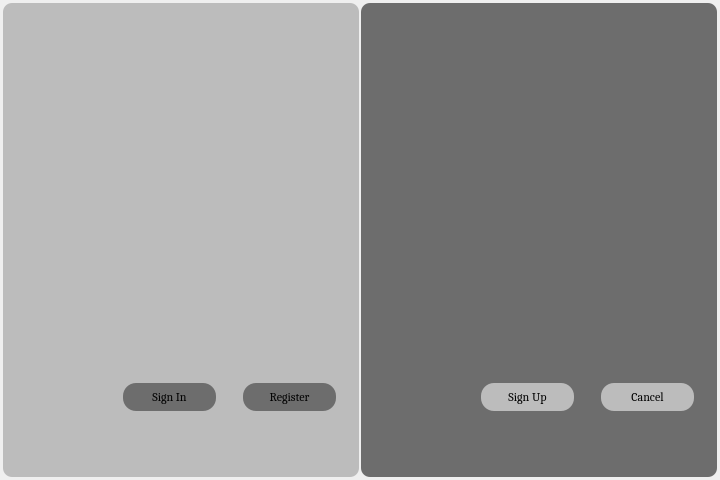
Above: login.ui from cdghhhiilnnotu/Face-Attendance-CLIENT before the change. Below: the same form after it.
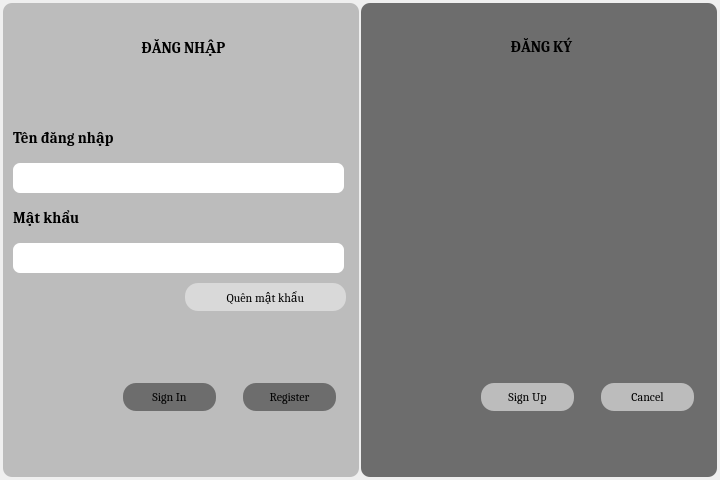
That is the form after the change.

What changed in the file:
```diff
--- a/login.ui
+++ b/login.ui
@@ -136,6 +136,167 @@
            <string>Register</string>
           </property>
          </widget>
+         <widget class="QLineEdit" name="signin_username_input">
+          <property name="geometry">
+           <rect>
+            <x>10</x>
+            <y>160</y>
+            <width>331</width>
+            <height>30</height>
+           </rect>
+          </property>
+          <property name="font">
+           <font>
+            <family>Cambria</family>
+            <pointsize>10</pointsize>
+           </font>
+          </property>
+          <property name="styleSheet">
+           <string notr="true">background-color: rgb(255, 255, 255);
+border-radius: 7px;</string>
+          </property>
+          <property name="text">
+           <string/>
+          </property>
+         </widget>
+         <widget class="QLineEdit" name="signin_password_input">
+          <property name="geometry">
+           <rect>
+            <x>10</x>
+            <y>240</y>
+            <width>331</width>
+            <height>30</height>
+           </rect>
+          </property>
+          <property name="font">
+           <font>
+            <family>Cambria</family>
+            <pointsize>10</pointsize>
+           </font>
+          </property>
+          <property name="styleSheet">
+           <string notr="true">background-color: rgb(255, 255, 255);
+border-radius: 7px;</string>
+          </property>
+          <property name="text">
+           <string/>
+          </property>
+         </widget>
+         <widget class="QLabel" name="signin_username_label">
+          <property name="geometry">
+           <rect>
+            <x>10</x>
+            <y>120</y>
+            <width>261</width>
+            <height>28</height>
+           </rect>
+          </property>
+          <property name="font">
+           <font>
+            <family>Cambria</family>
+            <pointsize>11</pointsize>
+            <weight>75</weight>
+            <bold>true</bold>
+            <underline>false</underline>
+           </font>
+          </property>
+          <property name="layoutDirection">
+           <enum>Qt::LeftToRight</enum>
+          </property>
+          <property name="styleSheet">
+           <string notr="true"/>
+          </property>
+          <property name="text">
+           <string>Tên đăng nhập</string>
+          </property>
+          <property name="alignment">
+           <set>Qt::AlignLeading|Qt::AlignLeft|Qt::AlignVCenter</set>
+          </property>
+         </widget>
+         <widget class="QLabel" name="signin_password_label">
+          <property name="geometry">
+           <rect>
+            <x>10</x>
+            <y>200</y>
+            <width>261</width>
+            <height>28</height>
+           </rect>
+          </property>
+          <property name="font">
+           <font>
+            <family>Cambria</family>
+            <pointsize>11</pointsize>
+            <weight>75</weight>
+            <bold>true</bold>
+            <underline>false</underline>
+           </font>
+          </property>
+          <property name="layoutDirection">
+           <enum>Qt::LeftToRight</enum>
+          </property>
+          <property name="styleSheet">
+           <string notr="true"/>
+          </property>
+          <property name="text">
+           <string>Mật khẩu</string>
+          </property>
+          <property name="alignment">
+           <set>Qt::AlignLeading|Qt::AlignLeft|Qt::AlignVCenter</set>
+          </property>
+         </widget>
+         <widget class="QPushButton" name="signin_forgot_password_btn">
+          <property name="geometry">
+           <rect>
+            <x>182</x>
+            <y>280</y>
+            <width>161</width>
+            <height>28</height>
+           </rect>
+          </property>
+          <property name="font">
+           <font>
+            <family>Cambria</family>
+           </font>
+          </property>
+          <property name="styleSheet">
+           <string notr="true">border-radius: 13px;
+background-color: rgba(255, 255, 255, 109);</string>
+          </property>
+          <property name="text">
+           <string>Quên mật khẩu</string>
+          </property>
+         </widget>
+         <widget class="QLabel" name="signin_name_label">
+          <property name="geometry">
+           <rect>
+            <x>50</x>
+            <y>30</y>
+            <width>261</width>
+            <height>28</height>
+           </rect>
+          </property>
+          <property name="font">
+           <font>
+            <family>Cambria</family>
+            <pointsize>11</pointsize>
+            <weight>75</weight>
+            <bold>true</bold>
+            <underline>false</underline>
+           </font>
+          </property>
+          <property name="layoutDirection">
+           <enum>Qt::LeftToRight</enum>
+          </property>
+          <property name="styleSheet">
+           <string notr="true"/>
+          </property>
+          <property name="text">
+           <string>ĐĂNG NHẬP</string>
+          </property>
+          <property name="alignment">
+           <set>Qt::AlignCenter</set>
+          </property>
+         </widget>
         </widget>
        </item>
        <item>
@@ -194,6 +355,37 @@
            <string>Cancel</string>
           </property>
          </widget>
+         <widget class="QLabel" name="signup_name_label">
+          <property name="geometry">
+           <rect>
+            <x>50</x>
+            <y>30</y>
+            <width>261</width>
+            <height>28</height>
+           </rect>
+          </property>
+          <property name="font">
+           <font>
+            <family>Cambria</family>
+            <pointsize>11</pointsize>
+            <weight>75</weight>
+            <bold>true</bold>
+            <underline>false</underline>
+           </font>
+          </property>
+          <property name="layoutDirection">
+           <enum>Qt::LeftToRight</enum>
+          </property>
+          <property name="styleSheet">
+           <string notr="true"/>
+          </property>
+          <property name="text">
+           <string>ĐĂNG KÝ</string>
+          </property>
+          <property name="alignment">
+           <set>Qt::AlignCenter</set>
+          </property>
+         </widget>
         </widget>
        </item>
       </layout>
```
Left out of the diff: 10 changed lines with no effect on the pictures.
